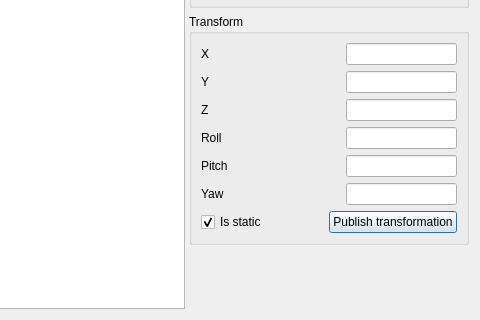
This is src/ui/MainWindow.ui in sckomoroh/ros2_transformation_monitor as Qt 5 draws it before an edit; both pictures show x 98 to 578 and y 415 to 735 of the 578 by 735 pixel window. The edited form follows.
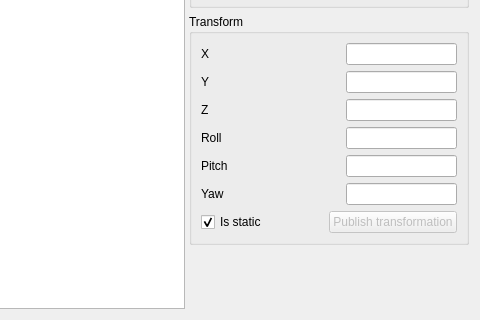
This is the edited form.

```diff
--- a/src/ui/MainWindow.ui
+++ b/src/ui/MainWindow.ui
@@ -388,7 +388,10 @@
              </spacer>
             </item>
             <item>
-             <widget class="QPushButton" name="push_publish_transform">
+             <widget class="QPushButton" name="button_publish_transform">
+              <property name="enabled">
+               <bool>false</bool>
+              </property>
               <property name="text">
                <string>Publish transformation</string>
               </property>
```
